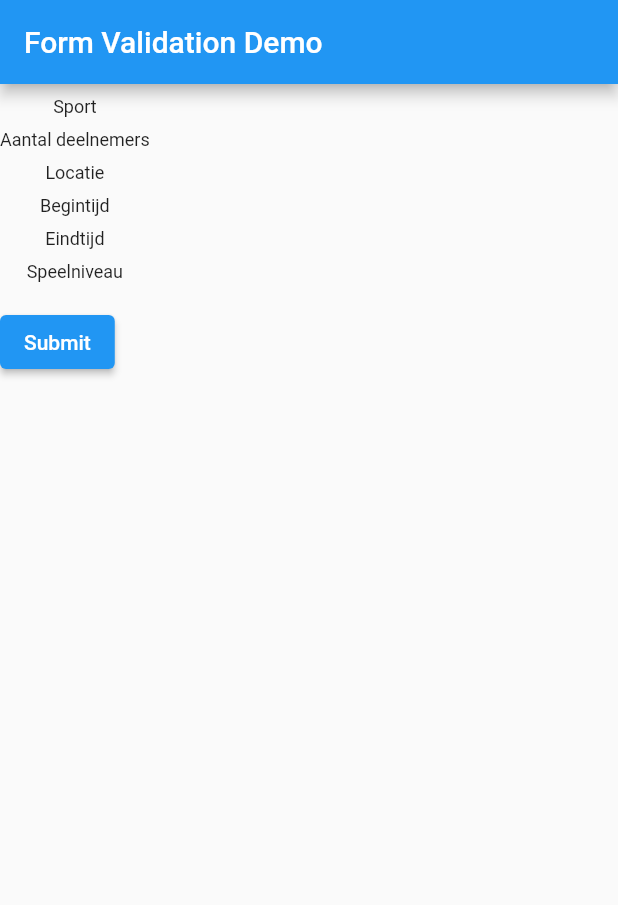
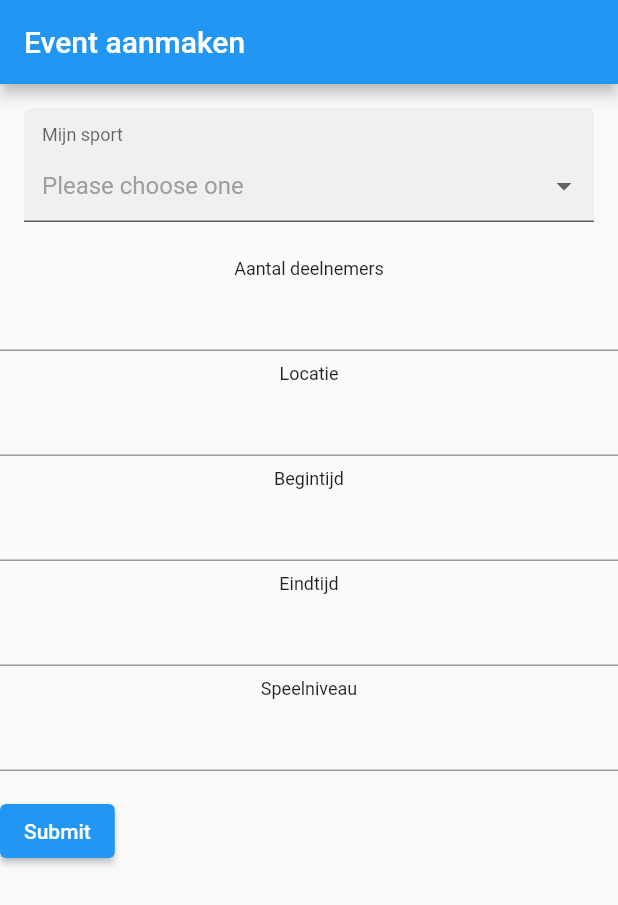
Before and after one commit to martijnH96/sportenindebuurt-front-end, a Flutter app: the screen it shows after launch, on a phone screen of 412 x 824 dp. Shown: the top 905 px of the screen. Run offline on Flutter 3.47's test engine with Material 2 defaults, Android fonts, the phone set to English and light mode, and no system bars; drawn by our look-alikes of dropdown_formfield; our stand-ins replace flutter_svg; missing offline and left inert: adobe_xd.

Commit message:
dropdownformfield werkend

```diff
--- a/lib/EventForm.dart
+++ b/lib/EventForm.dart
@@ -2,12 +2,12 @@ import 'package:flutter/cupertino.dart';
 import 'package:flutter/material.dart';
 import 'package:dropdown_formfield/dropdown_formfield.dart';
 
-void main() => runApp(EventForm());
+// void main() => runApp(EventForm()); is nutteloos :D
 
 class EventForm extends StatelessWidget {
   @override
   Widget build(BuildContext context) {
-    final appTitle = 'Form Validation Demo';
+    final appTitle = 'Event aanmaken';
 
     return MaterialApp(
       title: appTitle,
@@ -24,9 +24,7 @@ class EventForm extends StatelessWidget {
 // Create a Form widget.
 class MyCustomForm extends StatefulWidget {
   @override
-  MyCustomFormState createState() {
-    return MyCustomFormState();
-  }
+  MyCustomFormState createState() => MyCustomFormState();
 }
 
 // Create a corresponding State class.
@@ -45,9 +43,17 @@ class MyCustomFormState extends State<MyCustomForm> {
     return Form(
       key: _formKey,
       child: Column(
+        // welke textvelden hebben we nodig van de gebruiker?
+        // welke sport, aantal mensen, locatie?, tijd: begin en eind?, speelniveau.
         crossAxisAlignment: CrossAxisAlignment.start,
         children: <Widget>[
-          getTextFormFields(),
+          buildDropDown(), //heb hem er hier maar effe in gedaan
+          _buildFormTextFields("Aantal deelnemers"),
+          _buildFormTextFields("Locatie"),
+          _buildFormTextFields("Begintijd"),
+          _buildFormTextFields("Eindtijd"),
+          _buildFormTextFields("Speelniveau"),
+
           Padding(
             padding: const EdgeInsets.symmetric(vertical: 16.0),
             child: ElevatedButton(
@@ -80,32 +86,13 @@ class MyCustomFormState extends State<MyCustomForm> {
     );
   }
 
-
   Widget submitButton = Container(
       child: Text('Submit')
   );
 
-  Widget getTextFormFields() {
-    return Container(
-      // welke textvelden hebben we nodig van de gebruiker?
-      // welke sport, aantal mensen, locatie?, tijd: begin en eind?, speelniveau.
-
-        child: Column (mainAxisAlignment: MainAxisAlignment.spaceEvenly,
-          children: <Widget> [
-            _buildFormTextFields("Sport"),
-            _buildFormTextFields("Aantal deelnemers"),
-            _buildFormTextFields("Locatie"),
-            _buildFormTextFields("Begintijd"),
-            _buildFormTextFields("Eindtijd"),
-            _buildFormTextFields("Speelniveau"),
-          ],
-        )
-    );
-  }
-
   Column _buildFormTextFields(String label) {
     return Column(
-      mainAxisSize: MainAxisSize.min,
+      mainAxisSize: MainAxisSize. min,
       mainAxisAlignment: MainAxisAlignment.center,
       children: [
         Container(
@@ -118,24 +105,32 @@ class MyCustomFormState extends State<MyCustomForm> {
             ),
           ),
         ),
+        buildTextFormField(),
       ],
     );
   }
+  var _myActivity; //deze staan lokaal - hier kan je dus niks mee in je code naast dat het een opvul plaats is. >>> zet deze buiten de functie
+  String _myActivityResult; // dit ook - Het gaat niet veranderen wanneer je een andere item selecteert. >>>>>>>>>>>^^^^^^^^^^^^^^^^^^^^^^^^^^
 
-  Widget buildDropDown(BuildContext context) {
-    var _myActivity;
-    String _myActivityResult;
-    return Scaffold(
-      appBar: AppBar(
-        title: Text('Dropdown Formfield Example'),
-      ),
-      body: Center(
-        child: Form(
-          key: _formKey,
-          child: Column(
-            mainAxisAlignment: MainAxisAlignment.start,
-            children: <Widget>[
-              Container(
+
+
+  // Widget buildDropDown(BuildContext context) { //Wanneer wordt deze uberhaupt aangeroepen? Staat nergens in de code. - context hoeft ook niet per se mee
+    Widget buildDropDown(){
+    // var _myActivity; //deze staan lokaal - hier kan je dus niks mee in je code naast dat het een opvul plaats is. >>> zet deze buiten de functie
+    // String _myActivityResult; // dit ook - Het gaat niet veranderen wanneer je een andere item selecteert. >>>>>>>>>>>^^^^^^^^^^^^^^^^^^^^^^^^^^
+    // final formKey = new GlobalKey<FormState>(); //hoeft al niet - je hebt al een global key
+    // return Column( 2x Column achter elkaar - is niet nodig aangezien hij al een Parent heeft van Form of iets.
+    //   appBar: AppBar( //dit moet weg - je hebt al een AppBar met 'Event aanmaken'
+      //   title: Text('Dropdown Formfield Example'),
+      // ),
+      // children: [
+      //   Center(
+      //   child: Form( hoeft niet nog een form te maken wanneer de widget al in een form staat
+        //   key: _formKey,
+        //   child: Column(
+        //     mainAxisAlignment: MainAxisAlignment.start,
+        //     children: <Widget>[
+              return Container( //ik zou gewoon een container terug sturen (hij staat al in een Column) - dan behoud hij gewoon de vormgeving van de andere objecten. Kan je natuurlijk veranderen, dat is aan jou
                 padding: EdgeInsets.all(16),
                 child: DropDownFormField(
                   titleText: 'Mijn sport',
@@ -184,15 +179,12 @@ class MyCustomFormState extends State<MyCustomForm> {
                   textField: 'display',
                   valueField: 'value',
                 ),
-              ),
-              Container(
-                padding: EdgeInsets.all(16),
-                child: Text(_myActivityResult),
-              )
-            ],
-          ),
-        ),
-      ),
+              // ),
+            // ],
+          // ),
+        // ),
+      // ),
+      // ],
     );
   }
 }
```
Also changed, not shown: pubspec.lock.
